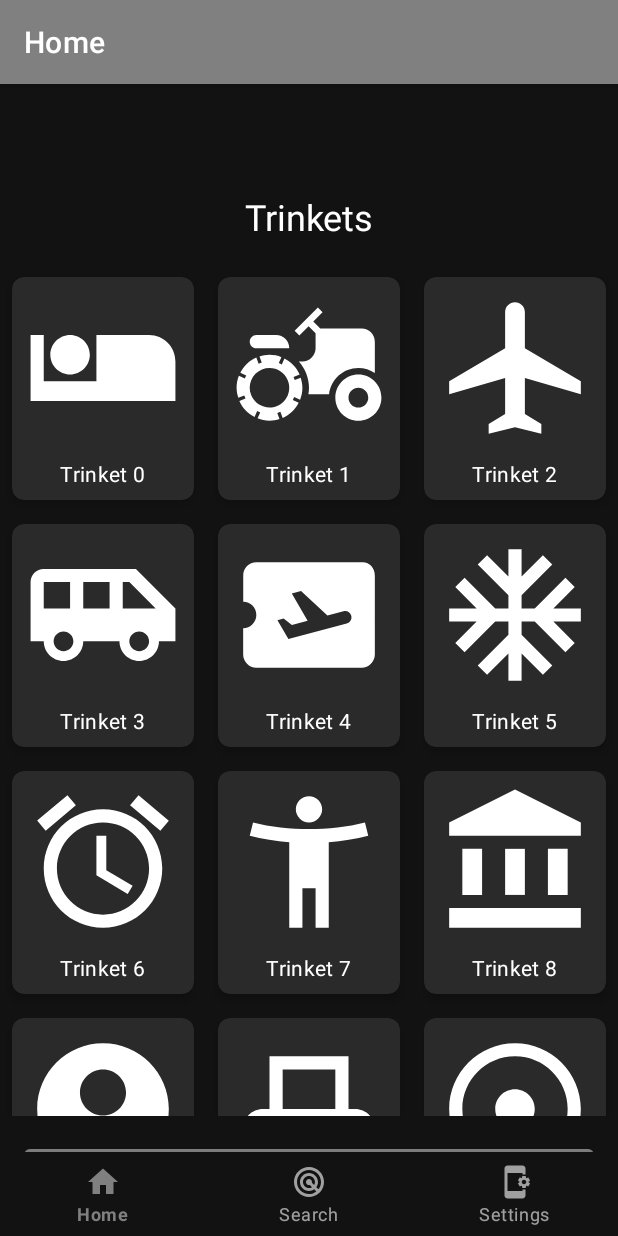
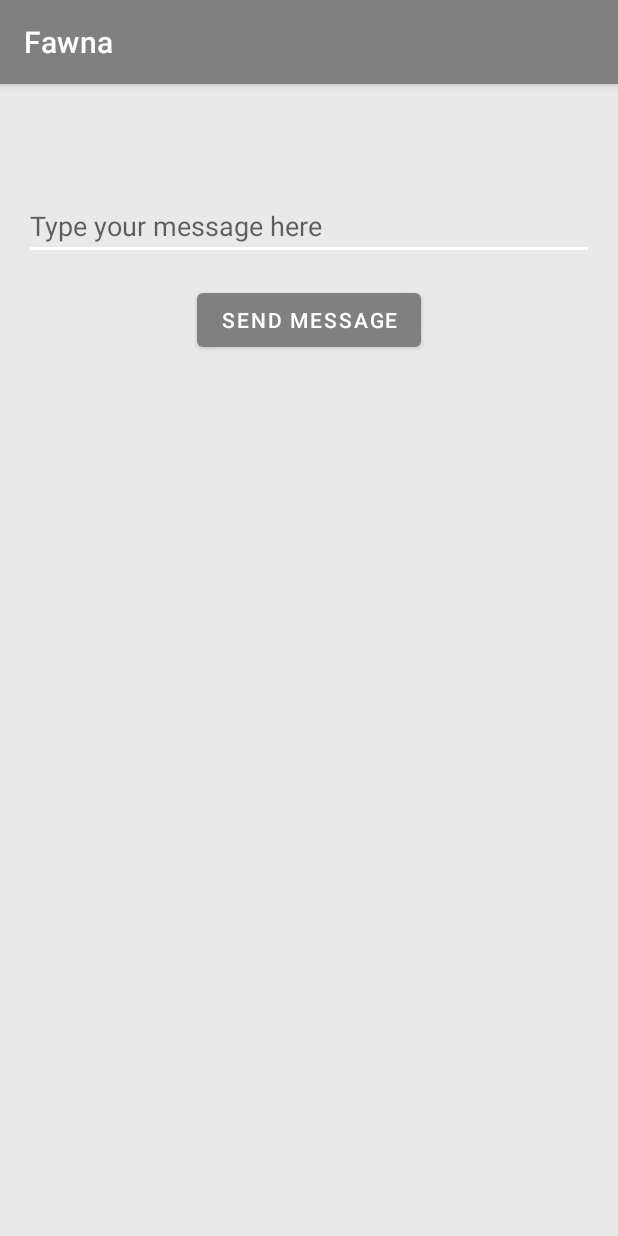
Before and after one commit to FAWNA-App/Fawna-App, an Android app: the screen it shows after launch (MainActivity), on a phone screen of 412 x 824 dp. Run offline under Robolectric (Android 15) with nearby library versions, the phone set to English and light mode, and no system bars; our stand-ins replace navigation-ui.

Commit message:
Shrink to bulletin board posting

```diff
--- a/app/src/main/java/com/example/fawna/MainActivity.kt
+++ b/app/src/main/java/com/example/fawna/MainActivity.kt
@@ -5,6 +5,9 @@ import android.content.pm.PackageManager
 import android.os.Bundle
 import android.os.Handler
 import android.os.Looper
+import android.widget.EditText
+import android.widget.Button
+import android.widget.TextView
 import androidx.appcompat.app.AppCompatActivity
 import androidx.core.app.ActivityCompat
 import androidx.core.content.ContextCompat
@@ -28,24 +31,32 @@ class MainActivity : AppCompatActivity() {
         Manifest.permission.ACCESS_FINE_LOCATION
     )
 
+    private lateinit var messagesTextView: TextView
+    private lateinit var newMessageEditText: EditText
+    private lateinit var sendMessageButton: Button
+
     override fun onCreate(savedInstanceState: Bundle?) {
         super.onCreate(savedInstanceState)
 
         binding = ActivityMainBinding.inflate(layoutInflater)
         setContentView(binding.root)
 
-        val navView: BottomNavigationView = binding.navView
+//        val navView: BottomNavigationView = binding.navView
 
-        val navController = findNavController(R.id.nav_host_fragment_activity_main)
-        // Passing each menu ID as a set of Ids because each
-        // menu should be considered as top level destinations.
-        val appBarConfiguration = AppBarConfiguration(
-            setOf(
-                R.id.navigation_home, R.id.navigation_dashboard, R.id.navigation_settings
-            )
-        )
-        setupActionBarWithNavController(navController, appBarConfiguration)
-        navView.setupWithNavController(navController)
+//        val navController = findNavController(R.id.nav_host_fragment_activity_main)
+//        val appBarConfiguration = AppBarConfiguration(
+//            setOf(R.id.navigation_home, R.id.navigation_dashboard, R.id.navigation_settings)
+//        )
+//        setupActionBarWithNavController(navController, appBarConfiguration)
+//        navView.setupWithNavController(navController)
+
+        // Initialize UI components
+        messagesTextView = binding.messagesTextView // Assume you have this in your layout
+        newMessageEditText = binding.newMessageEditText // Assume you have this in your layout
+        sendMessageButton = binding.sendMessageButton // Assume you have this in your layout
+
+        // Set up the send message button
+        sendMessageButton.setOnClickListener { sendMessage() }
 
         // Check for Bluetooth permissions
         checkPermissions()
@@ -61,35 +72,38 @@ class MainActivity : AppCompatActivity() {
                 this, missingPermissions.toTypedArray(), PERMISSIONS_REQUEST_CODE
             )
         } else {
-            // All permissions are already granted
             initializeBluetooth()
         }
     }
 
     private fun initializeBluetooth() {
-        // Initialize BleNodeManager
         bleNodeManager = BleNodeManager(this)
         bleNodeManager.start()
 
-//        // Start scanning after a short delay
-//        Handler(Looper.getMainLooper()).postDelayed({
-//            bleNodeManager.startScanning()
-//        }, 1000)
-//
-//        // Start advertising after a short delay
-//        Handler(Looper.getMainLooper()).postDelayed({
-//            bleNodeManager.startAdvertising()
-//        }, 5000)
+        // Connect to the ESP32 bulletin board device
+//        bleNodeManager.connectToDevice("ESP32_S3_NimBLE") // Replace with your ESP32 device name
     }
 
-    // Handle the result of permission requests
+    private fun sendMessage() {
+        val newMessage = newMessageEditText.text.toString()
+        if (newMessage.isNotBlank()) {
+            bleNodeManager.sendPost(newMessage) // Implement this in BleNodeManager
+            newMessageEditText.text.clear()
+            readMessages()
+        }
+    }
+
+    private fun readMessages() {
+        val messages = bleNodeManager.readPosts() // Implement this in BleNodeManager
+        messagesTextView.text = messages.joinToString("\n") // Update the UI with the messages
+    }
+
     override fun onRequestPermissionsResult(
         requestCode: Int, permissions: Array<String>, grantResults: IntArray
     ) {
         super.onRequestPermissionsResult(requestCode, permissions, grantResults)
         if (requestCode == PERMISSIONS_REQUEST_CODE) {
             if (grantResults.isNotEmpty() && grantResults.all { it == PackageManager.PERMISSION_GRANTED }) {
-                // All permissions granted, initialize Bluetooth
                 initializeBluetooth()
             } else {
                 // Permissions denied - notify user or disable Bluetooth functionality
--- a/app/src/main/res/layout/activity_main.xml
+++ b/app/src/main/res/layout/activity_main.xml
@@ -1,33 +1,44 @@
-<?xml version="1.0" encoding="utf-8"?>
+<?xml version="1.0"?>
 <androidx.constraintlayout.widget.ConstraintLayout xmlns:android="http://schemas.android.com/apk/res/android"
     xmlns:app="http://schemas.android.com/apk/res-auto"
     android:id="@+id/container"
     android:layout_width="match_parent"
     android:layout_height="match_parent"
+    android:background="#E9E9E9"
     android:paddingTop="?attr/actionBarSize">
-
-    <com.google.android.material.bottomnavigation.BottomNavigationView
-        android:id="@+id/nav_view"
+    <!-- TextView to display messages -->
+    <TextView
+        android:id="@+id/messagesTextView"
+        android:layout_width="0dp"
+        android:layout_height="0dp"
+        android:layout_margin="16dp"
+        android:background="@android:color/background_light"
+        android:padding="8dp"
+        android:scrollbars="vertical"
+        android:textSize="16sp"
+        app:layout_constraintBottom_toTopOf="@id/newMessageEditText"
+        app:layout_constraintLeft_toLeftOf="parent"
+        app:layout_constraintRight_toRightOf="parent"
+        app:layout_constraintTop_toTopOf="parent" />
+    <!-- EditText for new message input -->
+    <EditText
+        android:id="@+id/newMessageEditText"
         android:layout_width="0dp"
         android:layout_height="wrap_content"
-        android:layout_marginStart="0dp"
-        android:layout_marginEnd="0dp"
-        android:background="?android:attr/windowBackground"
-        app:layout_constraintBottom_toBottomOf="parent"
+        android:layout_margin="16dp"
+        android:backgroundTint="#FFFFFF"
+        android:hint="Type your message here"
+        app:layout_constraintBottom_toTopOf="@id/sendMessageButton"
+        app:layout_constraintLeft_toLeftOf="parent"
+        app:layout_constraintRight_toRightOf="parent" />
+    <!-- Button to send the new message -->
+    <Button
+        android:id="@+id/sendMessageButton"
+        android:layout_width="wrap_content"
+        android:layout_height="wrap_content"
+        android:layout_margin="16dp"
+        android:text="Send Message"
         app:layout_constraintLeft_toLeftOf="parent"
         app:layout_constraintRight_toRightOf="parent"
-        app:menu="@menu/bottom_nav_menu" />
-
-    <fragment
-        android:id="@+id/nav_host_fragment_activity_main"
-        android:name="androidx.navigation.fragment.NavHostFragment"
-        android:layout_width="match_parent"
-        android:layout_height="match_parent"
-        app:defaultNavHost="true"
-        app:layout_constraintBottom_toTopOf="@id/nav_view"
-        app:layout_constraintLeft_toLeftOf="parent"
-        app:layout_constraintRight_toRightOf="parent"
-        app:layout_constraintTop_toTopOf="parent"
-        app:navGraph="@navigation/mobile_navigation" />
-
+        app:layout_constraintTop_toBottomOf="@id/newMessageEditText" />
 </androidx.constraintlayout.widget.ConstraintLayout>
--- a/app/src/main/res/layout/fragment_home.xml
+++ b/app/src/main/res/layout/fragment_home.xml
@@ -43,10 +43,11 @@
         android:layout_height="wrap_content"
         android:layout_marginStart="16dp"
         android:layout_marginEnd="16dp"
-        android:layout_marginBottom="16dp"
+        android:layout_marginBottom="4dp"
         android:text="Connect"
         app:layout_constraintBottom_toBottomOf="parent"
         app:layout_constraintEnd_toEndOf="parent"
+        app:layout_constraintHorizontal_bias="0.0"
         app:layout_constraintStart_toStartOf="parent" />
 
 </androidx.constraintlayout.widget.ConstraintLayout>
--- a/app/src/main/res/values/colors.xml
+++ b/app/src/main/res/values/colors.xml
@@ -23,4 +23,10 @@
 
     <!-- Light gray (used for bottom navigation background) -->
     <color name="nav_background">#FF2A2A2A</color>
+
+    <color name="colorPrimary">#6200EE</color> <!-- Replace with your desired color -->
+    <color name="colorPrimaryDark">#3700B3</color>
+    <color name="colorAccent">#03DAC5</color>
+
+
 </resources>
```
Also changed, not shown: app/src/main/java/BleNodeManager.kt (+84 -84 lines), app/src/main/java/com/example/fawna/ui/search/SearchFragment.kt (+80 -2 lines), app/src/main/res/layout/fragment_search.xml (+3 -20 lines).
